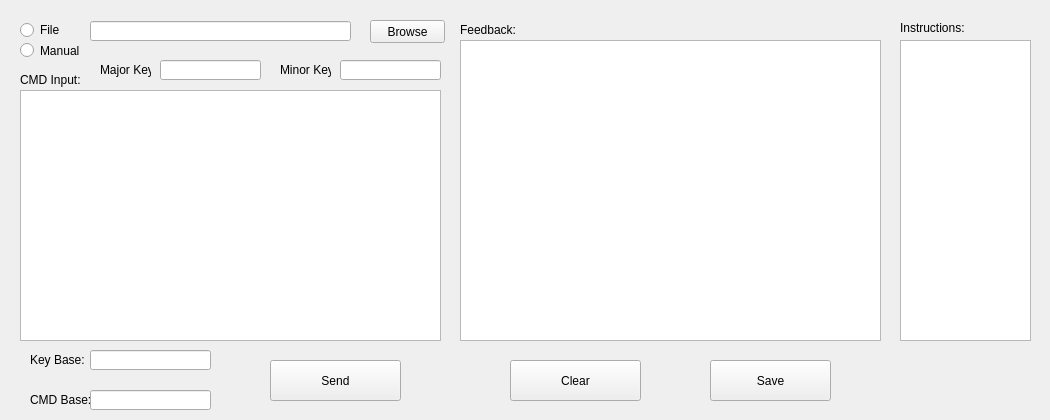
Donn13Darko/uC_Interfacer, file src/user-interfaces/gui-custom-cmd.ui: the form before one commit.
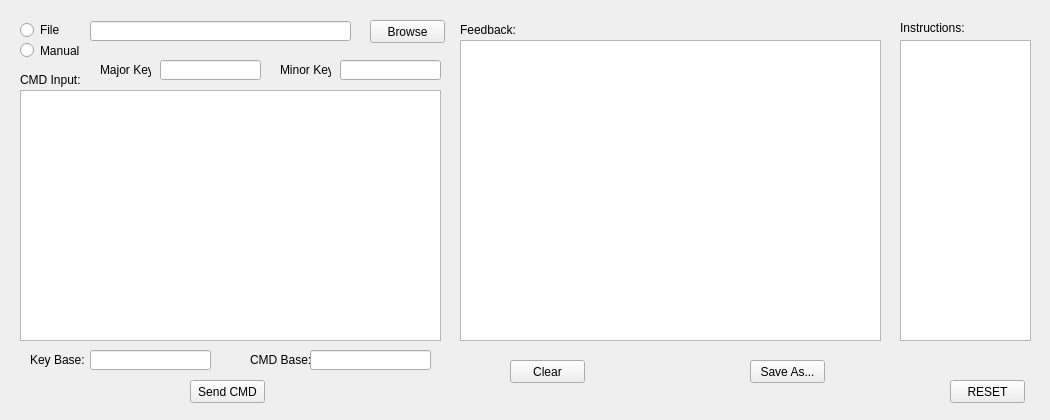
The form after the commit.

```diff
--- a/src/user-interfaces/gui-custom-cmd.ui
+++ b/src/user-interfaces/gui-custom-cmd.ui
@@ -71,8 +71,8 @@
   <widget class="QLabel" name="label_4">
    <property name="geometry">
     <rect>
-     <x>30</x>
-     <y>390</y>
+     <x>250</x>
+     <y>350</y>
      <width>61</width>
      <height>20</height>
     </rect>
@@ -94,49 +94,7 @@
     <string>Feedback:</string>
    </property>
   </widget>
-  <widget class="QPushButton" name="ClearFeedback_Button">
-   <property name="geometry">
-    <rect>
-     <x>510</x>
-     <y>360</y>
-     <width>131</width>
-     <height>41</height>
-    </rect>
-   </property>
-   <property name="toolTip">
-    <string/>
-   </property>
-   <property name="text">
-    <string>Clear</string>
-   </property>
-  </widget>
-  <widget class="QPushButton" name="SaveFeedback_Button">
-   <property name="geometry">
-    <rect>
-     <x>710</x>
-     <y>360</y>
-     <width>121</width>
-     <height>41</height>
-    </rect>
-   </property>
-   <property name="text">
-    <string>Save</string>
-   </property>
-  </widget>
-  <widget class="QPushButton" name="sendCustomCMD_Button">
-   <property name="geometry">
-    <rect>
-     <x>270</x>
-     <y>360</y>
-     <width>131</width>
-     <height>41</height>
-    </rect>
-   </property>
-   <property name="text">
-    <string>Send</string>
-   </property>
-  </widget>
-  <widget class="QPlainTextEdit" name="customCMD_PlainText">
+  <widget class="QPlainTextEdit" name="CustomCMD_PlainText">
    <property name="geometry">
     <rect>
      <x>20</x>
@@ -274,8 +232,8 @@
   <widget class="QLineEdit" name="customCMDBase_LineEdit">
    <property name="geometry">
     <rect>
-     <x>90</x>
-     <y>390</y>
+     <x>310</x>
+     <y>350</y>
      <width>121</width>
      <height>20</height>
     </rect>
@@ -304,6 +262,70 @@
     </rect>
    </property>
   </widget>
+  <widget class="QPushButton" name="ResetGUI_Button">
+   <property name="geometry">
+    <rect>
+     <x>950</x>
+     <y>380</y>
+     <width>75</width>
+     <height>23</height>
+    </rect>
+   </property>
+   <property name="text">
+    <string>RESET</string>
+   </property>
+   <property name="autoDefault">
+    <bool>false</bool>
+   </property>
+  </widget>
+  <widget class="QPushButton" name="SendCustomCMD_Button">
+   <property name="geometry">
+    <rect>
+     <x>190</x>
+     <y>380</y>
+     <width>75</width>
+     <height>23</height>
+    </rect>
+   </property>
+   <property name="text">
+    <string>Send CMD</string>
+   </property>
+   <property name="autoDefault">
+    <bool>false</bool>
+   </property>
+  </widget>
+  <widget class="QPushButton" name="ClearFeedback_Button">
+   <property name="geometry">
+    <rect>
+     <x>510</x>
+     <y>360</y>
+     <width>75</width>
+     <height>23</height>
+    </rect>
+   </property>
+   <property name="text">
+    <string>Clear</string>
+   </property>
+   <property name="autoDefault">
+    <bool>false</bool>
+   </property>
+  </widget>
+  <widget class="QPushButton" name="SaveFeedback_Button">
+   <property name="geometry">
+    <rect>
+     <x>750</x>
+     <y>360</y>
+     <width>75</width>
+     <height>23</height>
+    </rect>
+   </property>
+   <property name="text">
+    <string>Save As...</string>
+   </property>
+   <property name="autoDefault">
+    <bool>false</bool>
+   </property>
+  </widget>
  </widget>
  <resources/>
  <connections/>
```
Left out of the diff: 4 changed lines with no effect on the pictures.
